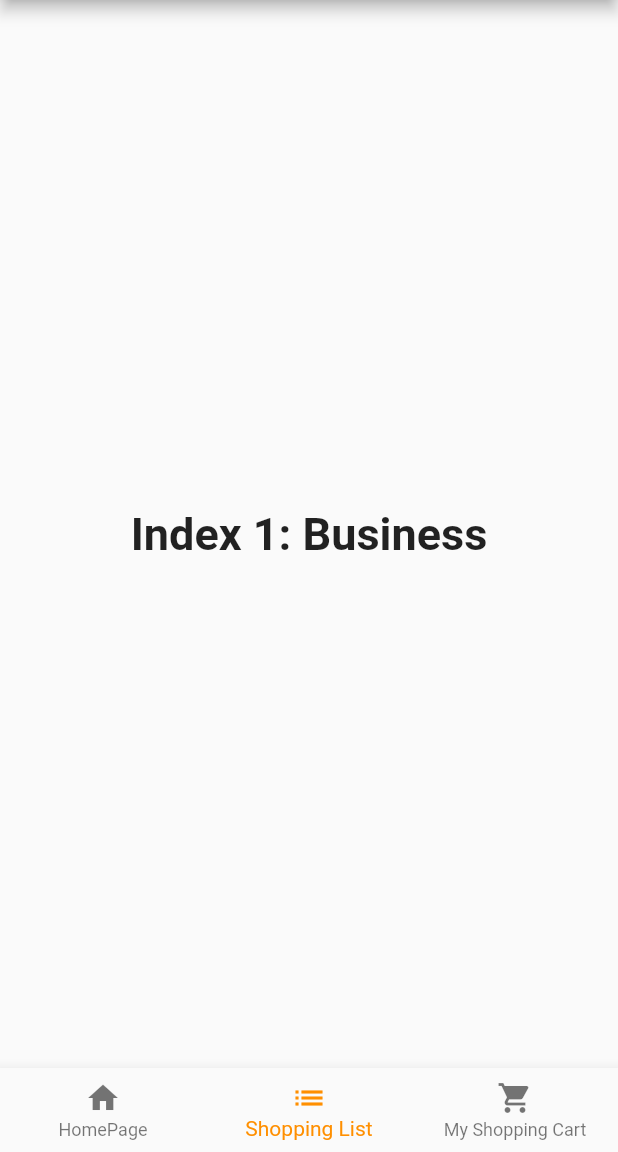
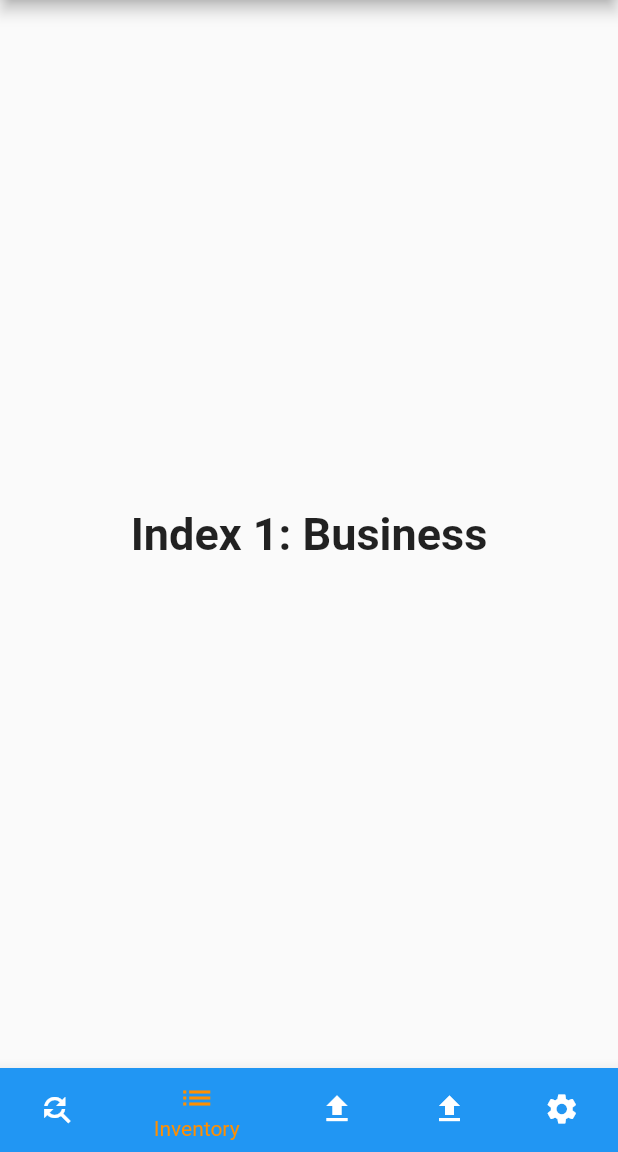
Before and after one commit to bertomaa/ultrahack2019, a Flutter app: the screen it shows after launch, item 2 of the bottom bar chosen, on a phone screen of 412 x 824 dp, the part 84-1236 px from its top. Run offline on Flutter 3.47's test engine with Material 2 defaults, Android fonts, the phone set to English and light mode, and no system bars; our stand-ins replace qr_flutter.

Commit message:
second commit

```diff
--- a/cash_register_app/lib/views/RootPage.dart
+++ b/cash_register_app/lib/views/RootPage.dart
@@ -14,13 +14,23 @@ class _RootPageState extends State<RootPage> {
   static const TextStyle optionStyle =
       TextStyle(fontSize: 30, fontWeight: FontWeight.bold);
   static  List<Widget> _widgetOptions = <Widget>[
-    new HomePage(),
+    Text(
+      'Index 1: Business',
+      style: optionStyle,
+    ),
     Text(
       'Index 1: Business',
       style: optionStyle,
     ),
     Text(
       'Index 2: School',
+      style: optionStyle,
+    ),Text(
+      'Index 1: Business',
+      style: optionStyle,
+    ),
+    Text(
+      'Index 1: Business',
       style: optionStyle,
     ),
   ];
@@ -43,16 +53,25 @@ class _RootPageState extends State<RootPage> {
       bottomNavigationBar: BottomNavigationBar(
         items: const <BottomNavigationBarItem>[
           BottomNavigationBarItem(
-            icon: Icon(Icons.home),
-            title: Text('HomePage'),
+            icon: Icon(Icons.find_replace),
+            title: Text('Marketing Management'),
+            backgroundColor: Colors.blue
           ),
           BottomNavigationBarItem(
             icon: Icon(Icons.list),
-            title: Text('Shopping List'),
+            title: Text('Inventory'),
           ),
           BottomNavigationBarItem(
-            icon: Icon(Icons.shopping_cart),
-            title: Text('My Shopping Cart'),
+            icon: Icon(Icons.file_upload),
+            title: Text('Ritiro'),//pagina ordini da preparare che devono essere ritirati
+          ),
+          BottomNavigationBarItem(
+            icon: Icon(Icons.file_upload),
+            title: Text('Clients List'),
+          ),
+          BottomNavigationBarItem(
+            icon: Icon(Icons.settings),
+            title: Text('Settings'),
           ),
         ],
         currentIndex: _selectedIndex,
--- a/cash_register_app/pubspec.yaml
+++ b/cash_register_app/pubspec.yaml
@@ -23,6 +23,7 @@ dependencies:
   # The following adds the Cupertino Icons font to your application.
   # Use with the CupertinoIcons class for iOS style icons.
   cupertino_icons: ^0.1.2
+  qr_flutter:
 
 dev_dependencies:
   flutter_test:
```
Also changed, not shown: cash_register_app/lib/views/HomePage.dart (+63 -17 lines), cash_register_app/pubspec.lock, 1 other file.
